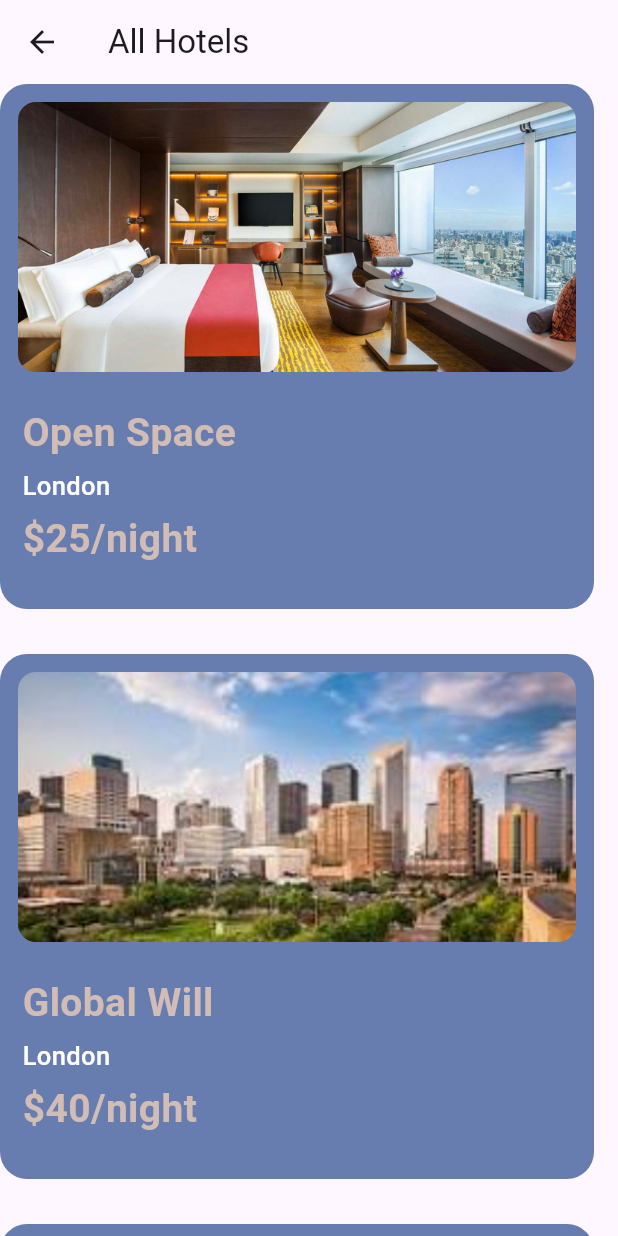
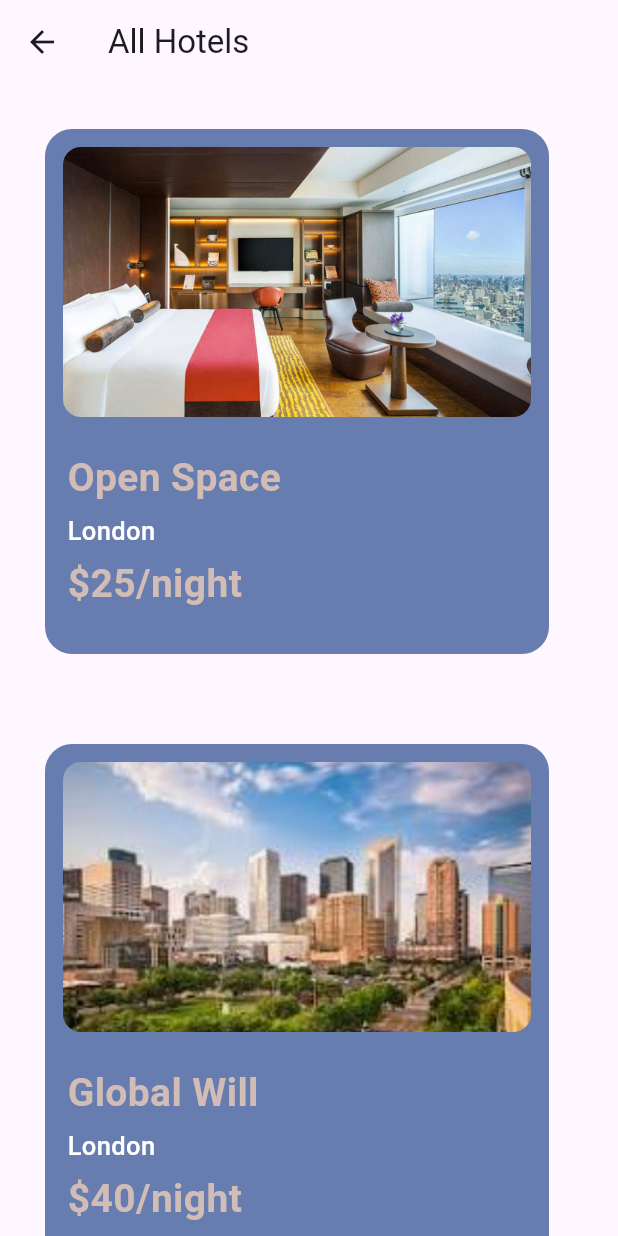
Before and after one commit to RaplesWojtyla/ticket-app, a Flutter app: the AllHotels screen opened by its route, on a phone screen of 412 x 824 dp. Run offline on Flutter 3.47's test engine with Material 3 defaults, Android fonts, the phone set to English and light mode, and no system bars; our stand-ins replace fluentui_icons.

Commit message:
All Hotels View

```diff
--- a/lib/screens/home/all_hotels.dart
+++ b/lib/screens/home/all_hotels.dart
@@ -14,7 +14,7 @@ class AllHotels extends StatelessWidget {
       body: ListView(
         children: hotelList
             .map((singleHotel) => Container(
-                margin: const EdgeInsets.only(bottom: 30),
+                margin: const EdgeInsets.all(30),
                 child: Hotel(hotel: singleHotel)))
             .toList(),
       ),
```
